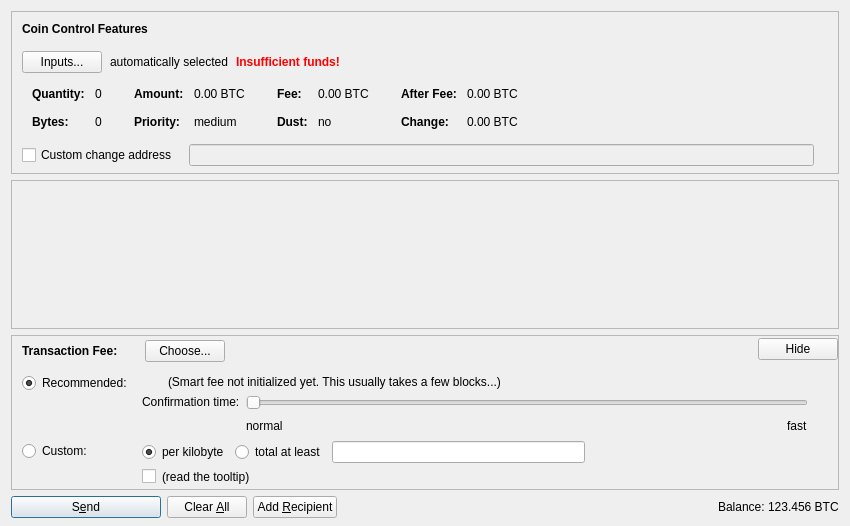
Old version of the form src/qt/forms/sendcoinsdialog.ui in the repository ZerozedProject/zerozed.
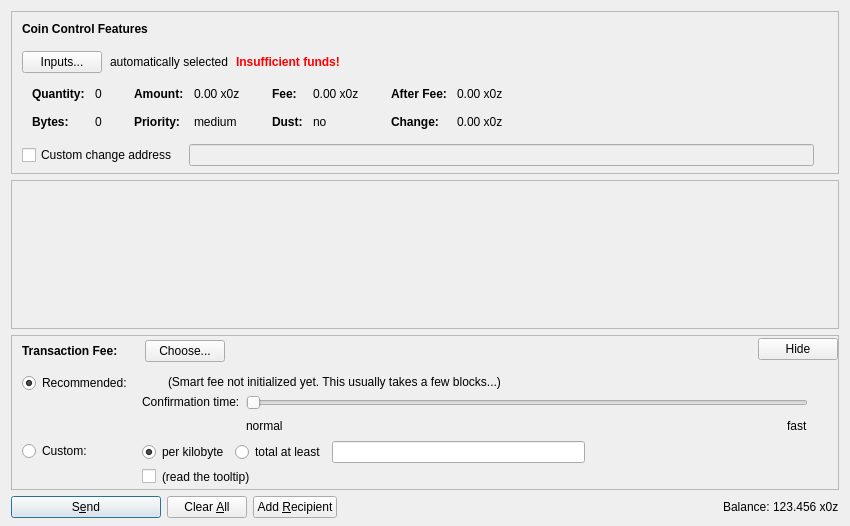
New version of the form. Icons and pictures are not drawn. Custom widgets are drawn as their Qt base class.

```diff
--- a/src/qt/forms/sendcoinsdialog.ui
+++ b/src/qt/forms/sendcoinsdialog.ui
@@ -324,7 +324,7 @@
                   <enum>Qt::ActionsContextMenu</enum>
                  </property>
                  <property name="text">
-                  <string notr="true">0.00 BTC</string>
+                  <string notr="true">0.00 x0z</string>
                  </property>
                  <property name="textInteractionFlags">
                   <set>Qt::LinksAccessibleByMouse|Qt::TextSelectableByKeyboard|Qt::TextSelectableByMouse</set>
@@ -404,7 +404,7 @@
                   <enum>Qt::ActionsContextMenu</enum>
                  </property>
                  <property name="text">
-                  <string notr="true">0.00 BTC</string>
+                  <string notr="true">0.00 x0z</string>
                  </property>
                  <property name="textInteractionFlags">
                   <set>Qt::LinksAccessibleByMouse|Qt::TextSelectableByKeyboard|Qt::TextSelectableByMouse</set>
@@ -484,7 +484,7 @@
                   <enum>Qt::ActionsContextMenu</enum>
                  </property>
                  <property name="text">
-                  <string notr="true">0.00 BTC</string>
+                  <string notr="true">0.00 x0z</string>
                  </property>
                  <property name="textInteractionFlags">
                   <set>Qt::LinksAccessibleByMouse|Qt::TextSelectableByKeyboard|Qt::TextSelectableByMouse</set>
@@ -513,7 +513,7 @@
                   <enum>Qt::ActionsContextMenu</enum>
                  </property>
                  <property name="text">
-                  <string notr="true">0.00 BTC</string>
+                  <string notr="true">0.00 x0z</string>
                  </property>
                  <property name="textInteractionFlags">
                   <set>Qt::LinksAccessibleByMouse|Qt::TextSelectableByKeyboard|Qt::TextSelectableByMouse</set>
@@ -1299,7 +1299,7 @@
           <cursorShape>IBeamCursor</cursorShape>
          </property>
          <property name="text">
-          <string notr="true">123.456 BTC</string>
+          <string notr="true">123.456 x0z</string>
          </property>
          <property name="textInteractionFlags">
           <set>Qt::LinksAccessibleByMouse|Qt::TextSelectableByKeyboard|Qt::TextSelectableByMouse</set>
```
